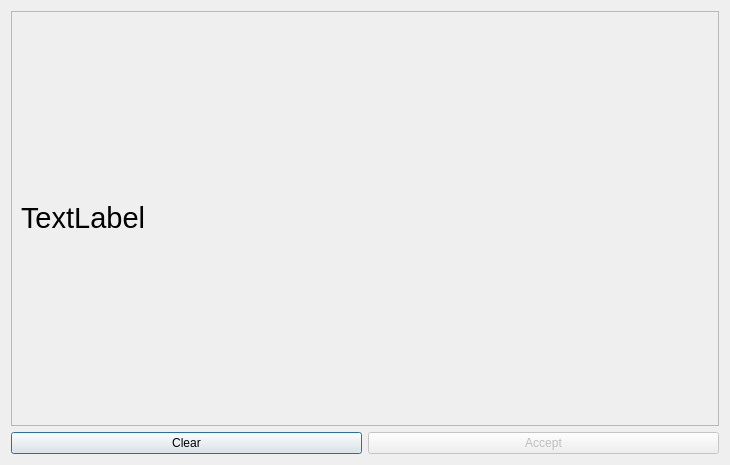
Old version of the form MafiaHelper/votedialog.ui in the repository MayRiv/MafiaHelper.
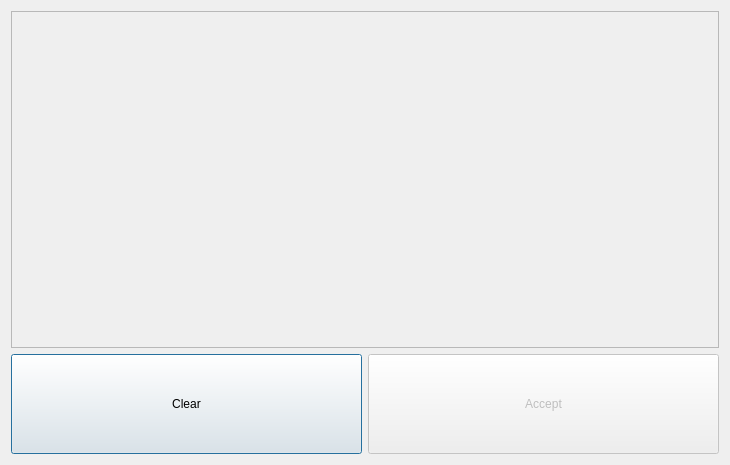
New version of the form.

Commit message: Fixed my comboboxes. From now, you could chose smth wrong and then fix it. And intelligence still exists. I have set my dialogs full-screened.

What changed in the file:
```diff
--- a/MafiaHelper/votedialog.ui
+++ b/MafiaHelper/votedialog.ui
@@ -16,6 +16,12 @@
   <layout class="QGridLayout" name="gridLayout">
    <item row="1" column="0">
     <widget class="QPushButton" name="pushButtonClear">
+     <property name="minimumSize">
+      <size>
+       <width>0</width>
+       <height>100</height>
+      </size>
+     </property>
      <property name="text">
       <string>Clear</string>
      </property>
@@ -26,6 +32,12 @@
      <property name="enabled">
       <bool>false</bool>
      </property>
+     <property name="minimumSize">
+      <size>
+       <width>0</width>
+       <height>100</height>
+      </size>
+     </property>
      <property name="text">
       <string>Accept</string>
      </property>
@@ -42,14 +54,14 @@
         <x>0</x>
         <y>0</y>
         <width>710</width>
-        <height>416</height>
+        <height>339</height>
        </rect>
       </property>
       <layout class="QGridLayout" name="gridLayout_2">
        <item row="0" column="2">
         <widget class="QLabel" name="labelResult">
          <property name="text">
-          <string>&lt;html&gt;&lt;head/&gt;&lt;body&gt;&lt;p&gt;&lt;span style=&quot; font-size:22pt;&quot;&gt;TextLabel&lt;/span&gt;&lt;/p&gt;&lt;/body&gt;&lt;/html&gt;</string>
+          <string/>
          </property>
          <property name="wordWrap">
           <bool>true</bool>
```
The commit also changes 6 other files.
